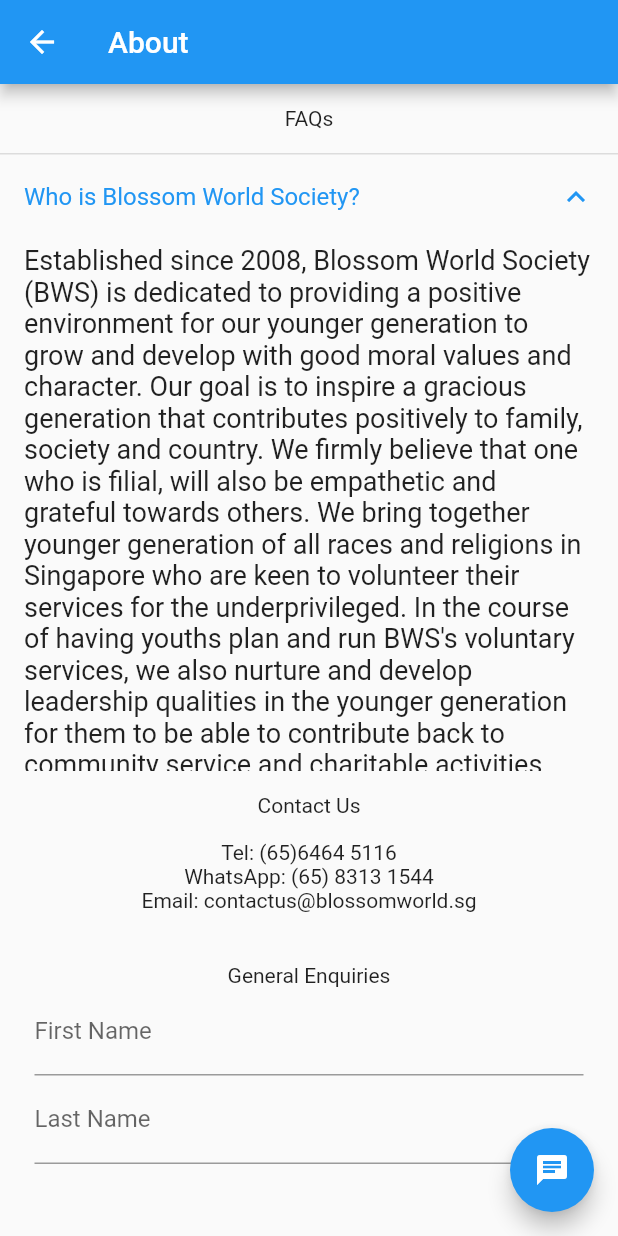
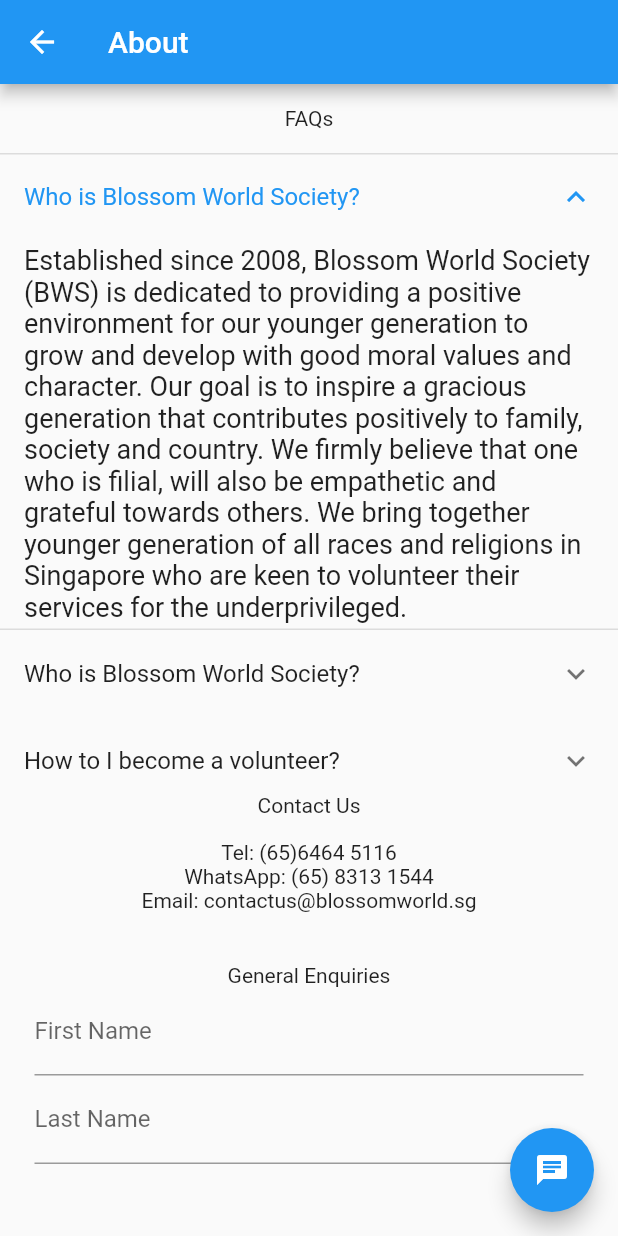
Before and after one commit to cfg2020apac/team-11, a Flutter app: the AboutPage screen opened directly, after a tap on "Who is Blossom World Society?", on a phone screen of 412 x 824 dp. Run offline on Flutter 3.47's test engine with Material 2 defaults, Android fonts, the phone set to English and light mode, and no system bars.

Commit message:
Add dummy FAQ

```diff
--- a/blossom/lib/AboutPage.dart
+++ b/blossom/lib/AboutPage.dart
@@ -211,6 +211,10 @@ var contact = new Column(
 List<Faq> faqs = [
   new Faq(
       'Who is Blossom World Society?',
+      ['Established since 2008, Blossom World Society (BWS) is dedicated to providing a positive environment for our younger generation to grow and develop with good moral values and character. Our goal is to inspire a gracious generation that contributes positively to family, society and country. We firmly believe that one who is filial, will also be empathetic and grateful towards others. We bring together younger generation of all races and religions in Singapore who are keen to volunteer their services for the underprivileged.']
+  ),
+  new Faq(
+      'Who is Blossom World Society?',
       ['Established since 2008, Blossom World Society (BWS) is dedicated to providing a positive environment for our younger generation to grow and develop with good moral values and character. Our goal is to inspire a gracious generation that contributes positively to family, society and country. We firmly believe that one who is filial, will also be empathetic and grateful towards others. We bring together younger generation of all races and religions in Singapore who are keen to volunteer their services for the underprivileged. In the course of having youths plan and run BWS\'s voluntary services, we also nurture and develop leadership qualities in the younger generation for them to be able to contribute back to community service and charitable activities.']
   ),
   new Faq(
@@ -220,10 +224,6 @@ List<Faq> faqs = [
   new Faq(
       'What are badges?',
       ['Badges are special achievements you can earn by participated in various projects. There are four types of badges - Sincerity, Gratitude, Service, and Kindness - representing the four core values of BWS!',]
-  ),
-  new Faq(
-      'Who is Blossom World Society?',
-      ['Established since 2008, Blossom World Society (BWS) is dedicated to providing a positive environment for our younger generation to grow and develop with good moral values and character. Our goal is to inspire a gracious generation that contributes positively to family, society and country. We firmly believe that one who is filial, will also be empathetic and grateful towards others. We bring together younger generation of all races and religions in Singapore who are keen to volunteer their services for the underprivileged. In the course of having youths plan and run BWS\'s voluntary services, we also nurture and develop leadership qualities in the younger generation for them to be able to contribute back to community service and charitable activities.']
   ),
   new Faq(
       'How to I become a volunteer?',
```
